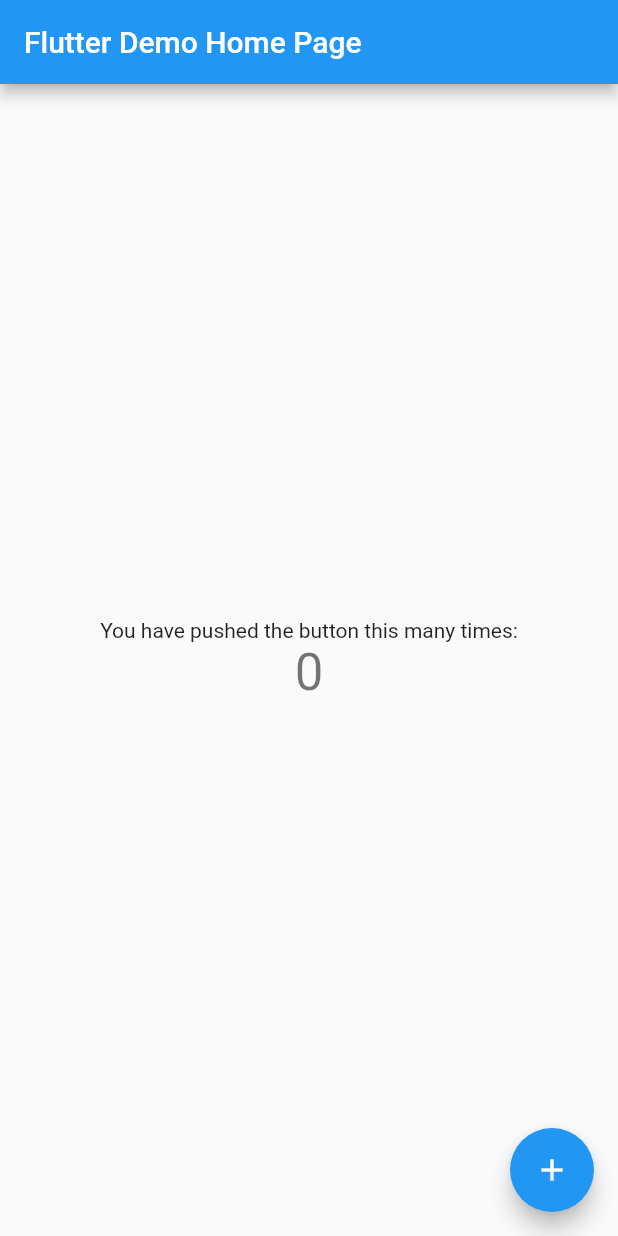
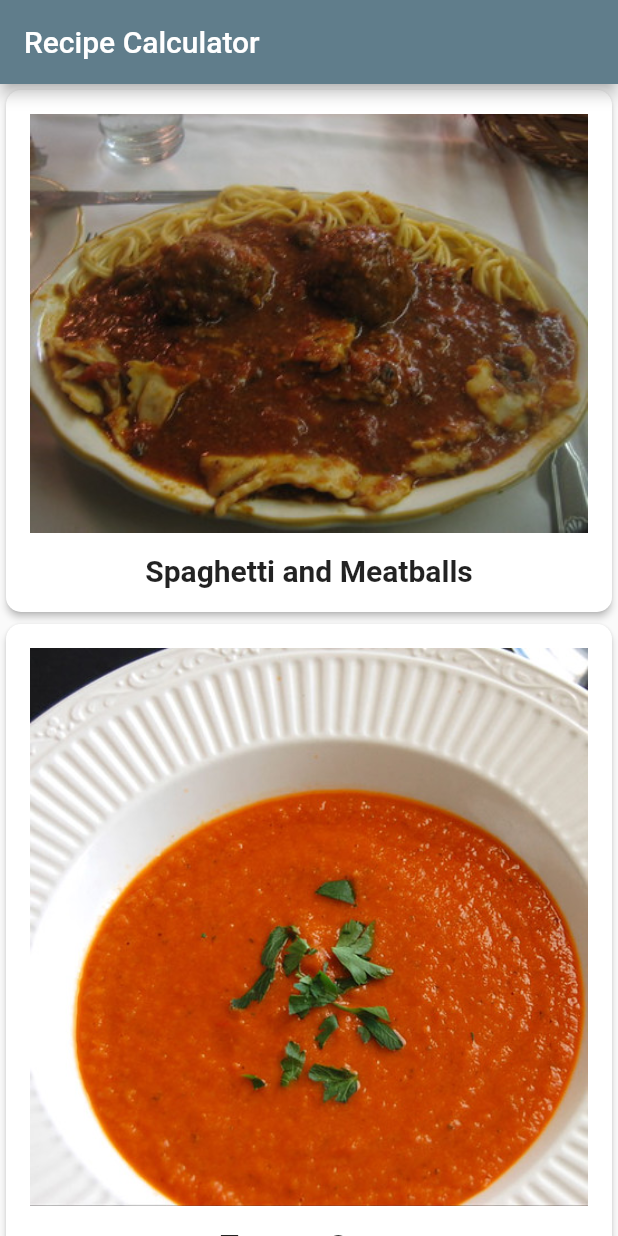
Before and after one commit to jamiemorgan14/recipes, a Flutter app: the screen it shows after launch, on a phone screen of 412 x 824 dp. Run offline on Flutter 3.47's test engine with Material 2 defaults, Android fonts, the phone set to English and light mode, and no system bars; Roboto replaces fonts that are missing (Palatino).

Commit message:
added list with cards and nav to new page

```diff
--- a/lib/main.dart
+++ b/lib/main.dart
@@ -1,30 +1,26 @@
 import 'package:flutter/material.dart';
+import 'recipe.dart';
 
 void main() {
-  runApp(const MyApp());
+  runApp(const RecipeApp());
 }
 
-class MyApp extends StatelessWidget {
-  const MyApp({Key? key}) : super(key: key);
+class RecipeApp extends StatelessWidget {
+  const RecipeApp({Key? key}) : super(key: key);
 
   // This widget is the root of your application.
   @override
   Widget build(BuildContext context) {
+    final ThemeData theme = ThemeData();
     return MaterialApp(
-      title: 'Flutter Demo',
-      theme: ThemeData(
-        // This is the theme of your application.
-        //
-        // Try running your application with "flutter run". You'll see the
-        // application has a blue toolbar. Then, without quitting the app, try
-        // changing the primarySwatch below to Colors.green and then invoke
-        // "hot reload" (press "r" in the console where you ran "flutter run",
-        // or simply save your changes to "hot reload" in a Flutter IDE).
-        // Notice that the counter didn't reset back to zero; the application
-        // is not restarted.
-        primarySwatch: Colors.blue,
+      title: 'Recipe Calculator',
+      theme: theme.copyWith(
+        colorScheme: theme.colorScheme.copyWith(
+          primary: Colors.blueGrey,
+          secondary: Colors.black,
+        ),
       ),
-      home: const MyHomePage(title: 'Flutter Demo Home Page'),
+      home: const MyHomePage(title: 'Recipe Calculator'),
     );
   }
 }
@@ -48,68 +44,114 @@ class MyHomePage extends StatefulWidget {
 }
 
 class _MyHomePageState extends State<MyHomePage> {
-  int _counter = 0;
-
-  void _incrementCounter() {
-    setState(() {
-      // This call to setState tells the Flutter framework that something has
-      // changed in this State, which causes it to rerun the build method below
-      // so that the display can reflect the updated values. If we changed
-      // _counter without calling setState(), then the build method would not be
-      // called again, and so nothing would appear to happen.
-      _counter++;
-    });
+  @override
+  Widget build(BuildContext context) {
+    return Scaffold(
+      appBar: AppBar(
+        title: Text(widget.title),
+      ),
+      body: SafeArea(
+        child: ListView.builder(
+          itemCount: Recipe.samples.length,
+          itemBuilder: (BuildContext context, int index) {
+            return GestureDetector(
+              onTap: () {
+                Navigator.push(
+                  context,
+                  MaterialPageRoute(
+                    builder: (context) {
+                      return Center(child: Text('Detail Page'));
+                    },
+                  ),
+                );
+              },
+              child: buildRecipeCard(Recipe.samples[index]),
+            );
+          },
+        ),
+      ),
+    );
   }
 
-  @override
-  Widget build(BuildContext context) {
-    // This method is rerun every time setState is called, for instance as done
-    // by the _incrementCounter method above.
-    //
-    // The Flutter framework has been optimized to make rerunning build methods
-    // fast, so that you can just rebuild anything that needs updating rather
-    // than having to individually change instances of widgets.
-    return Scaffold(
-      appBar: AppBar(
-        // Here we take the value from the MyHomePage object that was created by
-        // the App.build method, and use it to set our appbar title.
-        title: Text(widget.title),
+  Widget buildRecipeCard(Recipe recipe) {
+    return Card(
+      elevation: 2.0,
+      shape: RoundedRectangleBorder(
+        borderRadius: BorderRadius.circular(10.0),
       ),
-      body: Center(
-        // Center is a layout widget. It takes a single child and positions it
-        // in the middle of the parent.
+      child: Padding(
+        padding: const EdgeInsets.all(16.0),
         child: Column(
-          // Column is also a layout widget. It takes a list of children and
-          // arranges them vertically. By default, it sizes itself to fit its
-          // children horizontally, and tries to be as tall as its parent.
-          //
-          // Invoke "debug painting" (press "p" in the console, choose the
-          // "Toggle Debug Paint" action from the Flutter Inspector in Android
-          // Studio, or the "Toggle Debug Paint" command in Visual Studio Code)
-          // to see the wireframe for each widget.
-          //
-          // Column has various properties to control how it sizes itself and
-          // how it positions its children. Here we use mainAxisAlignment to
-          // center the children vertically; the main axis here is the vertical
-          // axis because Columns are vertical (the cross axis would be
-          // horizontal).
-          mainAxisAlignment: MainAxisAlignment.center,
           children: <Widget>[
-            const Text(
-              'You have pushed the button this many times:',
+            Image(image: AssetImage(recipe.imageUrl)),
+            const SizedBox(
+              height: 14,
             ),
             Text(
-              '$_counter',
-              style: Theme.of(context).textTheme.headline4,
+              recipe.label,
+              style: const TextStyle(
+                fontSize: 20.0,
+                fontWeight: FontWeight.w700,
+                fontFamily: 'Palatino',
+              ),
             ),
           ],
         ),
       ),
-      floatingActionButton: FloatingActionButton(
-        onPressed: _incrementCounter,
-        tooltip: 'Increment',
-        child: const Icon(Icons.add),
-      ), // This trailing comma makes auto-formatting nicer for build methods.
     );
   }
 }
+
+
+//   @override
+//   Widget build(BuildContext context) {
+//     // This method is rerun every time setState is called, for instance as done
+//     // by the _incrementCounter method above.
+//     //
+//     // The Flutter framework has been optimized to make rerunning build methods
+//     // fast, so that you can just rebuild anything that needs updating rather
+//     // than having to individually change instances of widgets.
+//     return Scaffold(
+//       appBar: AppBar(
+//         // Here we take the value from the MyHomePage object that was created by
+//         // the App.build method, and use it to set our appbar title.
+//         title: Text(widget.title),
+//       ),
+//       body: Center(
+//         // Center is a layout widget. It takes a single child and positions it
+//         // in the middle of the parent.
+//         child: Column(
+//           // Column is also a layout widget. It takes a list of children and
+//           // arranges them vertically. By default, it sizes itself to fit its
+//           // children horizontally, and tries to be as tall as its parent.
+//           //
+//           // Invoke "debug painting" (press "p" in the console, choose the
+//           // "Toggle Debug Paint" action from the Flutter Inspector in Android
+//           // Studio, or the "Toggle Debug Paint" command in Visual Studio Code)
+//           // to see the wireframe for each widget.
+//           //
+//           // Column has various properties to control how it sizes itself and
+//           // how it positions its children. Here we use mainAxisAlignment to
+//           // center the children vertically; the main axis here is the vertical
+//           // axis because Columns are vertical (the cross axis would be
+//           // horizontal).
+//           mainAxisAlignment: MainAxisAlignment.center,
+//           children: <Widget>[
+//             const Text(
+//               'You have pushed the button this many times:',
+//             ),
+//             Text(
+//               '$_counter',
+//               style: Theme.of(context).textTheme.headline4,
+//             ),
+//           ],
+//         ),
+//       ),
+//       floatingActionButton: FloatingActionButton(
+//         onPressed: _incrementCounter,
+//         tooltip: 'Increment',
+//         child: const Icon(Icons.add),
+//       ), // This trailing comma makes auto-formatting nicer for build methods.
+//     );
+//   }
+// }
--- /dev/null
+++ b/lib/recipe.dart
@@ -0,0 +1,39 @@
+class Recipe {
+  String label;
+  String imageUrl;
+  // TODO: Add servings and ingredients here
+
+  Recipe(
+    this.label,
+    this.imageUrl,
+  );
+
+  static List<Recipe> samples = [
+    Recipe(
+      'Spaghetti and Meatballs',
+      'assets/2126711929_ef763de2b3_w.jpg',
+    ),
+    Recipe(
+      'Tomato Soup',
+      'assets/27729023535_a57606c1be.jpg',
+    ),
+    Recipe(
+      'Grilled Cheese',
+      'assets/3187380632_5056654a19_b.jpg',
+    ),
+    Recipe(
+      'Chocolate Chip Cookies',
+      'assets/15992102771_b92f4cc00a_b.jpg',
+    ),
+    Recipe(
+      'Taco Salad',
+      'assets/8533381643_a31a99e8a6_c.jpg',
+    ),
+    Recipe(
+      'Hawaiian Pizza',
+      'assets/15452035777_294cefced5_c.jpg',
+    ),
+  ];
+}
+
+// TODO: Add Ingredient() here
--- a/pubspec.yaml
+++ b/pubspec.yaml
@@ -58,8 +58,8 @@ flutter:
   uses-material-design: true
 
   # To add assets to your application, add an assets section, like this:
-  # assets:
-  #   - images/a_dot_burr.jpeg
+  assets:
+    - assets/
   #   - images/a_dot_ham.jpeg
 
   # An image asset can refer to one or more resolution-specific "variants", see
```
Also changed, not shown: assets/15452035777_294cefced5_c.jpg (added), assets/15992102771_b92f4cc00a_b.jpg (added), assets/2126711929_ef763de2b3_w.jpg (added), assets/27729023535_a57606c1be.jpg (added), assets/3187380632_5056654a19_b.jpg (added), assets/8533381643_a31a99e8a6_c.jpg (added), 2 other files.
